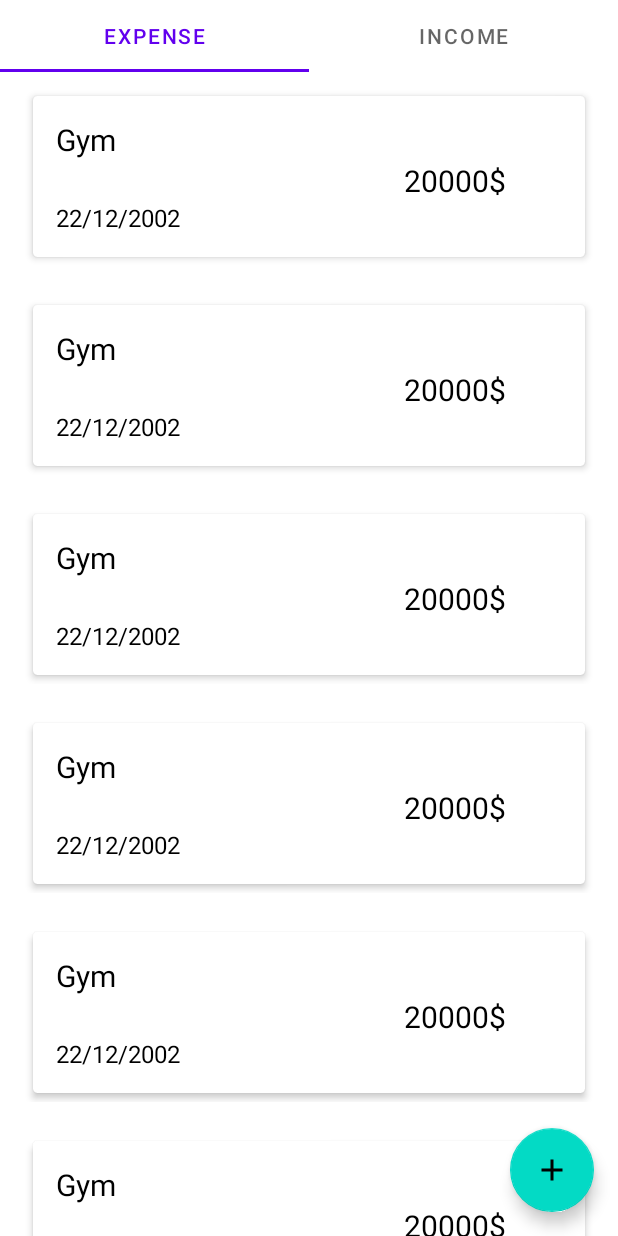
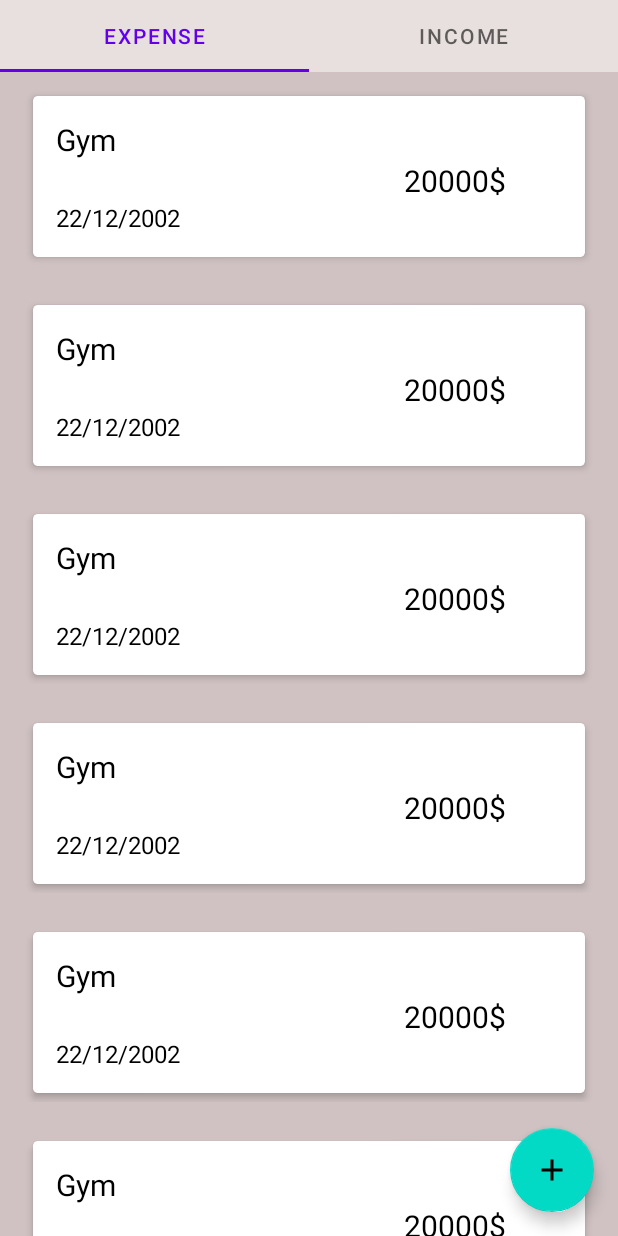
Before and after one commit to qTronor/My_money_moment, an Android app: the screen it shows after launch (MainActivity), on a phone screen of 412 x 824 dp. Run offline under Robolectric (Android 15) with nearby library versions, the phone set to English and light mode, and no system bars.

Commit message:
Added some colors

```diff
--- a/app/src/main/AndroidManifest.xml
+++ b/app/src/main/AndroidManifest.xml
@@ -9,13 +9,13 @@
         android:icon="@drawable/ic_launcher_app_icon_foreground"
         android:label="@string/app_name"
         android:supportsRtl="true"
-        android:theme="@style/Theme.My_mone_moment"
+        android:theme="@style/Theme.My_money_moment"
         tools:targetApi="31" >
         <activity
             android:name=".MainActivity"
             android:exported="true"
             android:label="@string/app_name"
-            android:theme="@style/Theme.My_mone_moment.NoActionBar" >
+            android:theme="@style/Theme.My_money_moment.NoActionBar" >
             <intent-filter>
                 <action android:name="android.intent.action.MAIN" />
 
--- a/app/src/main/java/com/example/my_mone_moment/fragments/Fragment1.java
+++ b/app/src/main/java/com/example/my_mone_moment/fragments/Fragment1.java
@@ -100,7 +100,11 @@ public class Fragment1 extends Fragment {
                                                         int month,
                                                         int dayOfMonth)
                                                 {
-                                                    String Date = dayOfMonth + "/" + (month + 1) + "/" + year;
+                                                    String Date;
+                                                    if(month < 9)
+                                                        Date = dayOfMonth + "/0" + (month + 1) + "/" + year;
+                                                    else
+                                                        Date = dayOfMonth + "/" + (month + 1) + "/" + year;
                                                     date_text.setText(Date);
                                                     Toast.makeText(getContext(), "Date picked", Toast.LENGTH_SHORT).show();
                                                     dialog1.dismiss();
--- a/app/src/main/res/layout/activity_main.xml
+++ b/app/src/main/res/layout/activity_main.xml
@@ -12,7 +12,8 @@
         app:layout_constraintBottom_toTopOf="@id/pager"
         app:layout_constraintLeft_toLeftOf="parent"
         app:layout_constraintRight_toRightOf="parent"
-        app:layout_constraintTop_toTopOf="parent">
+        app:layout_constraintTop_toTopOf="parent"
+        android:background="@color/light_grey">
     </com.google.android.material.tabs.TabLayout>
 
     <androidx.viewpager2.widget.ViewPager2
--- a/app/src/main/res/layout/calendar_view.xml
+++ b/app/src/main/res/layout/calendar_view.xml
@@ -5,6 +5,8 @@
     xmlns:tools="http://schemas.android.com/tools"
     android:layout_width="wrap_content"
     android:layout_height="wrap_content"
+    android:background="@color/light_grey"
+
     tools:context=".MainActivity">
 
     <!-- Add TextView to display the date -->
--- a/app/src/main/res/layout/fragment_first.xml
+++ b/app/src/main/res/layout/fragment_first.xml
@@ -5,6 +5,7 @@
     xmlns:tools="http://schemas.android.com/tools"
     android:layout_width="match_parent"
     android:layout_height="match_parent"
+    android:background="@color/light_brown"
     tools:context=".fragments.Fragment1">
 
     <LinearLayout
--- a/app/src/main/res/values-night/themes.xml
+++ b/app/src/main/res/values-night/themes.xml
@@ -1,6 +1,6 @@
 <resources xmlns:tools="http://schemas.android.com/tools">
     <!-- Base application theme. -->
-    <style name="Theme.My_mone_moment" parent="Theme.MaterialComponents.DayNight.DarkActionBar">
+    <style name="Theme.My_money_moment" parent="Theme.MaterialComponents.DayNight.DarkActionBar">
         <!-- Primary brand color. -->
         <item name="colorPrimary">@color/purple_200</item>
         <item name="colorPrimaryVariant">@color/purple_700</item>
--- a/app/src/main/res/values/themes.xml
+++ b/app/src/main/res/values/themes.xml
@@ -1,6 +1,6 @@
 <resources xmlns:tools="http://schemas.android.com/tools">
     <!-- Base application theme. -->
-    <style name="Theme.My_mone_moment" parent="Theme.MaterialComponents.DayNight.DarkActionBar">
+    <style name="Theme.My_money_moment" parent="Theme.MaterialComponents.DayNight.DarkActionBar">
         <!-- Primary brand color. -->
         <item name="colorPrimary">@color/purple_500</item>
         <item name="colorPrimaryVariant">@color/purple_700</item>
@@ -13,13 +13,13 @@
         <item name="android:statusBarColor">?attr/colorPrimaryVariant</item>
         <!-- Customize your theme here. -->
     </style>
-    <style name="Theme.My_mone_moment.NoActionBar">
+    <style name="Theme.My_money_moment.NoActionBar">
         <item name="windowActionBar">false</item>
         <item name="windowNoTitle">true</item>
     </style>
-    <style name="Theme.My_mone_moment.AppBarOverlay"
+    <style name="Theme.My_money_moment.AppBarOverlay"
         parent="ThemeOverlay.AppCompat.Dark.ActionBar" />
-    <style name="Theme.My_mone_moment.PopupOverlay" parent="ThemeOverlay.AppCompat.Light" />
+    <style name="Theme.My_money_moment.PopupOverlay" parent="ThemeOverlay.AppCompat.Light" />
 
     <style name="animation">
         <item name="android:windowEnterAnimation">@android:anim/fade_in</item>
```
